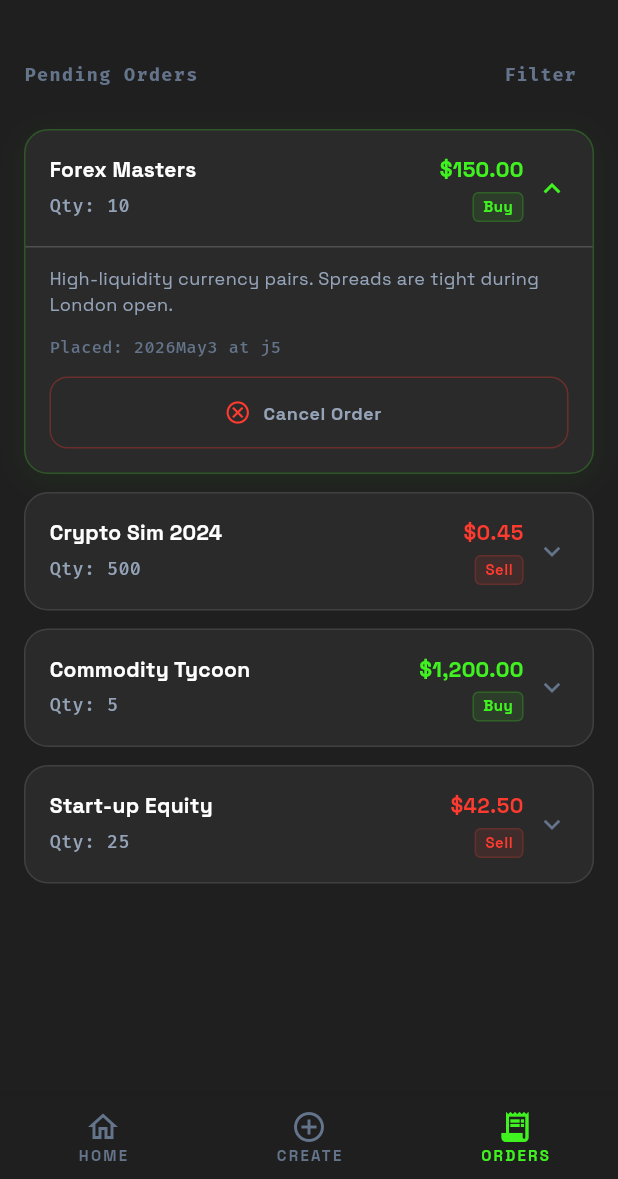
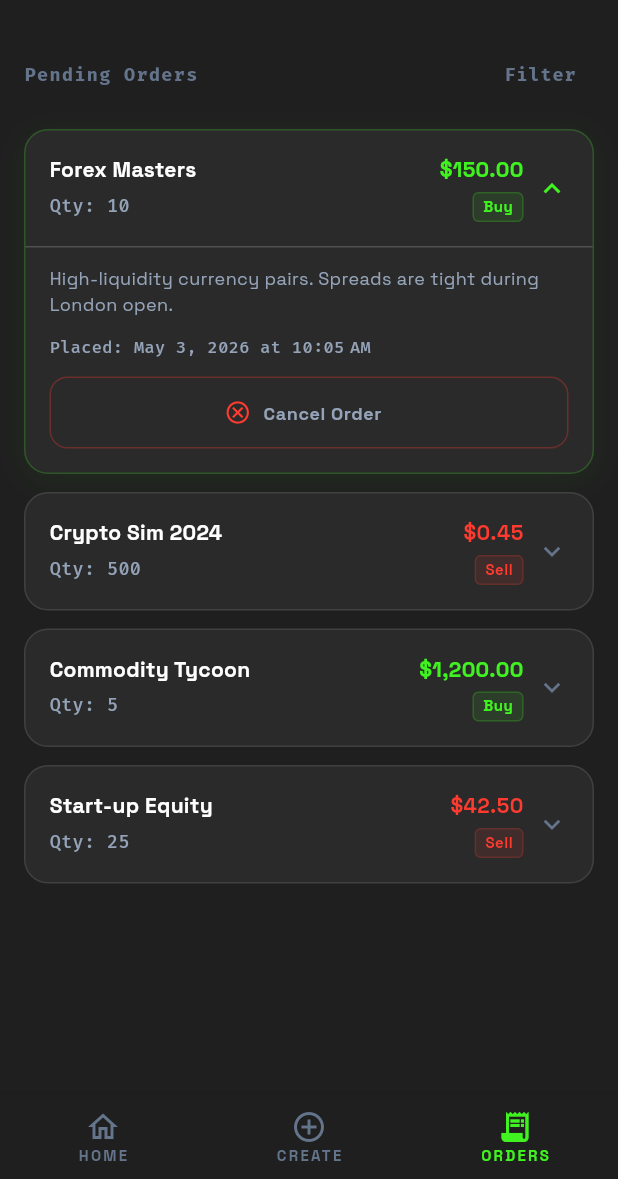
Before and after one commit to Tanmay-Johri/uncertain-envelopes-2, a Flutter app: the PendingOrdersScreen screen opened by its route, after a tap on "Forex Masters", on a phone screen of 412 x 824 dp, the part 57-1236 px from its top. Run offline on Flutter 3.47's test engine with Material 3 defaults, Android fonts, the phone set to English and light mode, and no system bars; our stand-ins replace fl_chart, go_router.

Commit message:
fix(orders): repair Placed calendar format (no ICU j leak)
Replace DateFormat("yMMMd 'at' jm") with separate yMMMd + jm formatting;
garbage like 2026May3 at j35 came from pattern-letter interaction in intl.

Placed line uses textSecondary for slightly better contrast.

Co-authored-by: Cursor <cursoragent@cursor.com>

```diff
--- a/lib/ui/screens/orders/pending_orders_placed_label.dart
+++ b/lib/ui/screens/orders/pending_orders_placed_label.dart
@@ -1,9 +1,18 @@
 import 'package:intl/intl.dart';
 
 final _localClockFmt = DateFormat.jm('en_US');
+final _calendarDateFmt = DateFormat.yMMMd('en_US');
 
-/// Calendar date + localized time (“May 3, 2026 at 10:07 AM”).
-final _calendarWithTimeFmt = DateFormat("yMMMd 'at' jm", 'en_US');
+/// Calendar branch: [DateFormat.yMMMd] + literal ` at ` + [DateFormat.jm] (en_US).
+///
+/// A single combined ICU pattern is unsafe here: pattern letters like `j`/`m`/`M`
+/// interact and can render garbage (e.g. `2026May3 at j35`) in `package:intl`.
+String _calendarDateAtClock(DateTime createdAt) {
+  final local = createdAt.toLocal();
+  final date = _calendarDateFmt.format(local);
+  final clock = _localClockFmt.format(local);
+  return '$date at $clock';
+}
 
 String _clauseWithClock(String clause, DateTime createdAt) {
   final local = createdAt.toLocal();
@@ -24,7 +33,7 @@ String pendingOrderPlacedLabel({
   final nowUtc = now.toUtc();
   final d = nowUtc.difference(createdUtc);
   if (d.isNegative || d.inDays >= 14) {
-    return _calendarWithTimeFmt.format(createdAt.toLocal());
+    return _calendarDateAtClock(createdAt);
   }
   if (d.inSeconds < 45) {
     return _clauseWithClock('just now', createdAt);
--- a/lib/ui/widgets/pending_order_card.dart
+++ b/lib/ui/widgets/pending_order_card.dart
@@ -222,7 +222,7 @@ class _PendingOrderCardState extends State<PendingOrderCard> {
                       textAlign: TextAlign.left,
                       style: AppTypography.monoSmall.copyWith(
                         fontSize: 11,
-                        color: AppColors.textTertiary,
+                        color: AppColors.textSecondary,
                       ),
                     ),
                   ),
```
Also changed, not shown: 1 other file.
